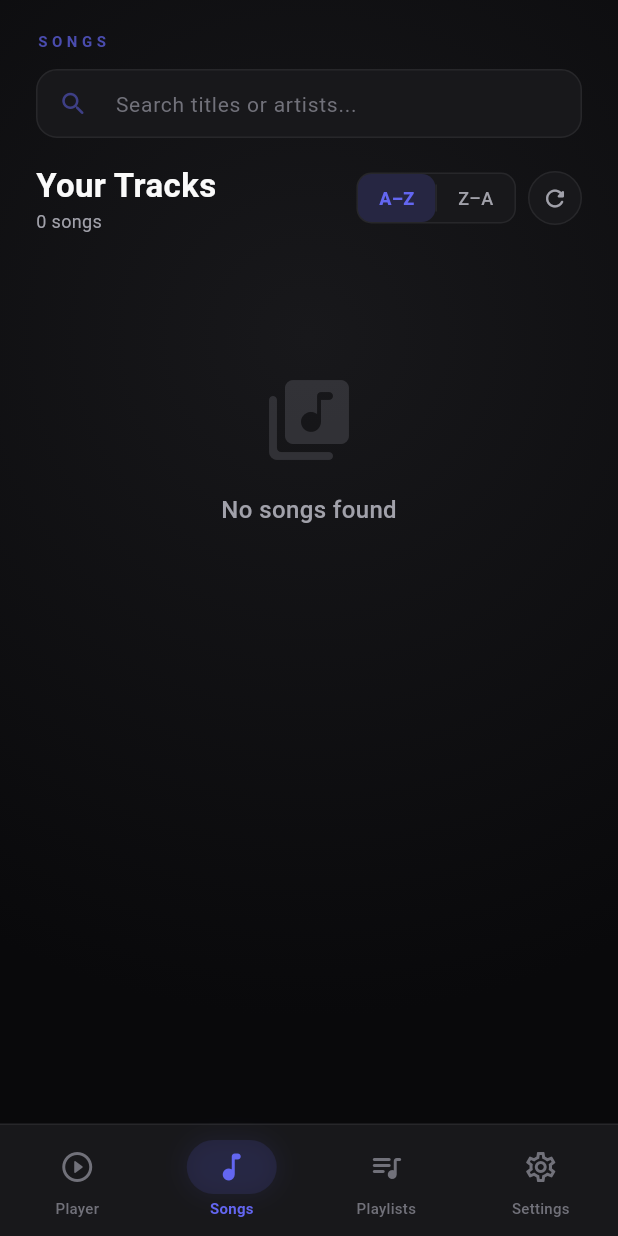
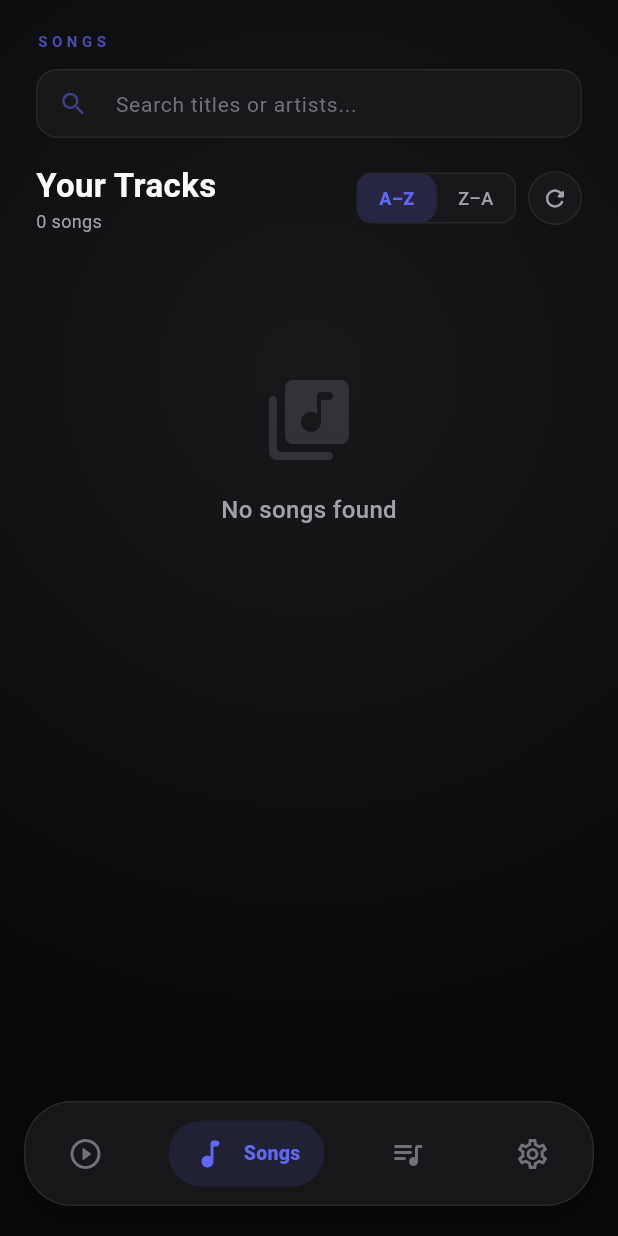
Before and after one commit to ImranHasan134/EzzeMusic, a Flutter app: the screen it shows after launch, on a phone screen of 412 x 824 dp. Run offline on Flutter 3.47's test engine with Material 3 defaults, Android fonts, the phone set to English and light mode, and no system bars; our stand-ins replace file_picker, just_audio, just_audio_background, marquee, on_audio_query, permission_handler and 1 more.

Commit message:
Nev Bar Changes

```diff
--- a/lib/ui/home_shell.dart
+++ b/lib/ui/home_shell.dart
@@ -15,7 +15,7 @@ class HomeShell extends StatefulWidget {
 }
 
 class _HomeShellState extends State<HomeShell> {
-  int _index = 1; // Default to Songs tab
+  int _index = 1;
 
   static const _bgDeep = Color(0xFF09090B);
 
@@ -27,47 +27,71 @@ class _HomeShellState extends State<HomeShell> {
   ];
 
   static const _destinations = [
-    (Icons.play_circle_rounded,     Icons.play_circle_outline_rounded, 'Player'),
-    (Icons.music_note_rounded,      Icons.music_note_outlined,         'Songs'),
-    (Icons.queue_music_rounded,     Icons.queue_music_rounded,         'Playlists'),
-    (Icons.settings_rounded,        Icons.settings_outlined,           'Settings'),
+    (Icons.play_circle_rounded, Icons.play_circle_outline_rounded, 'Player'),
+    (Icons.music_note_rounded, Icons.music_note_outlined, 'Songs'),
+    (Icons.queue_music_rounded, Icons.queue_music_rounded, 'Playlists'),
+    (Icons.settings_rounded, Icons.settings_outlined, 'Settings'),
   ];
 
   @override
   Widget build(BuildContext context) {
-    // Grab the dynamic accent from the theme we set in main.dart
     final accent = Theme.of(context).colorScheme.primary;
+    final bottomPadding = MediaQuery.of(context).padding.bottom;
 
     return Scaffold(
       backgroundColor: _bgDeep,
-      body: SafeArea(
-        child: Column(
+      extendBody: true,
+      body: Stack(
         children: [
-            Expanded(
+          // ── 1. The Main Content (Now Static for stability) ──
+          SafeArea(
+            bottom: false,
             child: IndexedStack(
               index: _index,
               children: _tabs,
             ),
           ),
-            // Show mini player only when not on the NowPlayingScreen (index 0)
-            if (_index != 0)
-              MiniPlayerBar(
+
+          // ── 2. The Floating Mini Player (Animated instead of Conditional) ──
+          Positioned(
+            left: 16,
+            right: 16,
+            bottom: 95 + (bottomPadding > 0 ? bottomPadding : 12),
+            child: AnimatedOpacity(
+              // Fades out instead of disappearing, keeping the layout stable
+              opacity: _index == 0 ? 0.0 : 1.0,
+              duration: const Duration(milliseconds: 300),
+              child: IgnorePointer(
+                ignoring: _index == 0,
+                child: ClipRRect(
+                  borderRadius: BorderRadius.circular(20),
+                  child: MiniPlayerBar(
                     onTap: () => setState(() => _index = 0),
                   ),
-          ],
                 ),
               ),
-      bottomNavigationBar: _ThemedNavBar(
+            ),
+          ),
+
+          // ── 3. The Sliding Floating Navigation Bar ──
+          Positioned(
+            left: 16,
+            right: 16,
+            bottom: bottomPadding > 0 ? bottomPadding : 20,
+            child: _ThemedNavBar(
               selectedIndex: _index,
               destinations: _destinations,
               accentColor: accent,
               onTap: (i) => setState(() => _index = i),
             ),
+          ),
+        ],
+      ),
     );
   }
 }
 
-// ── Themed Nav Bar ────────────────────────────────────────────────────────────
+// ── Themed Sliding Nav Bar (Logic remains the same) ──────────────────────────
 
 class _ThemedNavBar extends StatelessWidget {
   final int selectedIndex;
@@ -83,24 +107,25 @@ class _ThemedNavBar extends StatelessWidget {
   });
 
   static const _bgGlass = Color(0xFF18181B);
-  static const _divider = Color(0xFF27272A);
 
   @override
   Widget build(BuildContext context) {
-    final bottomPadding = MediaQuery.of(context).padding.bottom;
-
     return Container(
-      decoration: const BoxDecoration(
-        color: _bgGlass,
-        border: Border(top: BorderSide(color: _divider, width: 1)),
+      padding: const EdgeInsets.symmetric(vertical: 12, horizontal: 12),
+      decoration: BoxDecoration(
+        color: _bgGlass.withOpacity(0.95),
+        borderRadius: BorderRadius.circular(32),
+        border: Border.all(color: Colors.white.withOpacity(0.08), width: 1),
+        boxShadow: [
+          BoxShadow(
+            color: Colors.black.withOpacity(0.4),
+            blurRadius: 24,
+            offset: const Offset(0, 8),
           ),
-      child: Padding(
-        padding: EdgeInsets.only(
-          top: 10,
-          bottom: bottomPadding > 0 ? bottomPadding : 12,
+        ],
       ),
       child: Row(
-          mainAxisAlignment: MainAxisAlignment.spaceAround,
+        mainAxisAlignment: MainAxisAlignment.spaceBetween,
         children: List.generate(destinations.length, (i) {
           final (activeIcon, inactiveIcon, label) = destinations[i];
           final isSelected = selectedIndex == i;
@@ -115,14 +140,11 @@ class _ThemedNavBar extends StatelessWidget {
           );
         }),
       ),
-      ),
     );
   }
 }
 
-// ── Nav Item ──────────────────────────────────────────────────────────────────
-
-class _NavItem extends StatefulWidget {
+class _NavItem extends StatelessWidget {
   final IconData activeIcon;
   final IconData inactiveIcon;
   final String label;
@@ -139,104 +161,48 @@ class _NavItem extends StatefulWidget {
     required this.onTap,
   });
 
-  @override
-  State<_NavItem> createState() => _NavItemState();
-}
-
-class _NavItemState extends State<_NavItem>
-    with SingleTickerProviderStateMixin {
-  late AnimationController _controller;
-  late Animation<double> _scaleAnim;
-
   static const _textMuted = Color(0xFF71717A);
 
   @override
-  void initState() {
-    super.initState();
-    _controller = AnimationController(
-      vsync: this,
-      duration: const Duration(milliseconds: 150),
-    );
-    _scaleAnim = Tween<double>(begin: 1.0, end: 0.92).animate(
-      CurvedAnimation(parent: _controller, curve: Curves.easeOut),
-    );
-  }
-
-  @override
-  void dispose() {
-    _controller.dispose();
-    super.dispose();
-  }
-
-  @override
   Widget build(BuildContext context) {
-    final accent = widget.accentColor;
-
     return GestureDetector(
-      onTapDown: (_) => _controller.forward(),
-      onTapUp: (_) {
-        _controller.reverse();
-        widget.onTap();
-      },
-      onTapCancel: () => _controller.reverse(),
+      onTap: onTap,
       behavior: HitTestBehavior.opaque,
-      child: AnimatedBuilder(
-        animation: _scaleAnim,
-        builder: (context, child) => Transform.scale(
-          scale: _scaleAnim.value,
-          child: child,
+      child: AnimatedContainer(
+        duration: const Duration(milliseconds: 300),
+        curve: Curves.easeInOutCubic,
+        padding: const EdgeInsets.symmetric(horizontal: 16, vertical: 10),
+        decoration: BoxDecoration(
+          color: isSelected ? accentColor.withOpacity(0.12) : Colors.transparent,
+          borderRadius: BorderRadius.circular(24),
         ),
-        child: SizedBox(
-          width: 72,
-          child: Column(
+        child: Row(
           mainAxisSize: MainAxisSize.min,
           children: [
-              // Pill indicator + icon with Dynamic Glow
-              AnimatedContainer(
-                duration: const Duration(milliseconds: 300),
-                curve: Curves.easeOutCubic,
-                padding: const EdgeInsets.symmetric(
-                    horizontal: 18, vertical: 6),
-                decoration: BoxDecoration(
-                  color: widget.isSelected
-                      ? accent.withOpacity(0.12)
-                      : Colors.transparent,
-                  borderRadius: BorderRadius.circular(24),
-                  // ADDED: Subtle glow for the luxury feel
-                  boxShadow: widget.isSelected ? [
-                    BoxShadow(
-                      color: accent.withOpacity(0.08),
-                      blurRadius: 12,
-                      spreadRadius: 2,
-                    )
-                  ] : [],
-                ),
-                child: Icon(
-                  widget.isSelected
-                      ? widget.activeIcon
-                      : widget.inactiveIcon,
-                  color: widget.isSelected ? accent : _textMuted,
+            Icon(
+              isSelected ? activeIcon : inactiveIcon,
+              color: isSelected ? accentColor : _textMuted,
               size: 24,
             ),
-              ),
-
-              const SizedBox(height: 4),
-
-              // Label
-              AnimatedDefaultTextStyle(
-                duration: const Duration(milliseconds: 200),
+            AnimatedSize(
+              duration: const Duration(milliseconds: 300),
+              curve: Curves.easeInOutCubic,
+              child: isSelected
+                  ? Padding(
+                padding: const EdgeInsets.only(left: 10),
+                child: Text(
+                  label,
                   style: TextStyle(
-                  color: widget.isSelected ? accent : _textMuted,
-                  fontSize: 10,
-                  fontWeight: widget.isSelected
-                      ? FontWeight.w700
-                      : FontWeight.w500,
+                    color: accentColor,
+                    fontSize: 13,
+                    fontWeight: FontWeight.w800,
                     letterSpacing: 0.2,
                   ),
-                child: Text(widget.label),
+                ),
+              )
+                  : const SizedBox.shrink(),
             ),
           ],
-          ),
         ),
       ),
     );
--- a/lib/ui/screens/now_playing_screen.dart
+++ b/lib/ui/screens/now_playing_screen.dart
@@ -115,6 +115,7 @@ class _NowPlayingScreenState extends State<NowPlayingScreen>
                       const SizedBox(height: 40),
                       _buildControls(app, song, accent),
                       const SizedBox(height: 40),
+                      const SizedBox(height: 90),
                     ],
                   ),
                 ),
```
Lines whose indentation alone changed are shown as unchanged.
